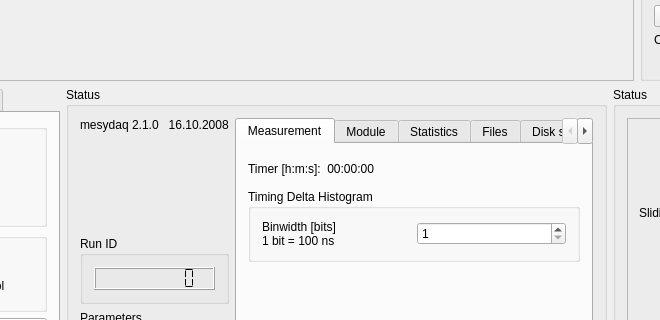
Old version of the form qmesydaq/mainwidget.ui in the repository flueke/qmesydaq; both pictures show x 156 to 816 and y 153 to 473 of the 943 by 656 pixel window.
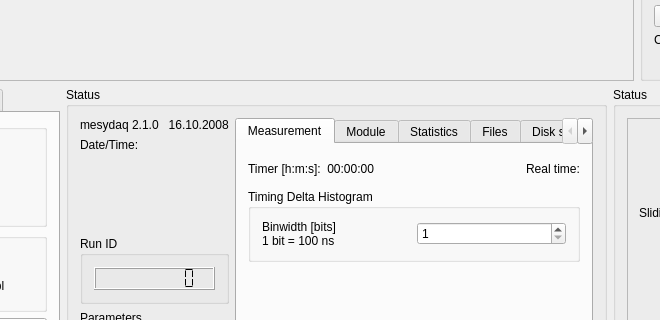
New version of the form. Custom widgets are drawn as their Qt base class.

Diff of the .ui file:
```diff
--- a/qmesydaq/mainwidget.ui
+++ b/qmesydaq/mainwidget.ui
@@ -7,7 +7,7 @@
     <x>0</x>
     <y>0</y>
     <width>943</width>
-    <height>620</height>
+    <height>638</height>
    </rect>
   </property>
   <property name="baseSize">
@@ -564,6 +564,13 @@
             </property>
            </widget>
           </item>
+          <item>
+           <widget class="QLabel" name="dateTimeLabel">
+            <property name="text">
+             <string>Date/Time:</string>
+            </property>
+           </widget>
+          </item>
           <item>
            <spacer name="verticalSpacer_3">
             <property name="orientation">
@@ -860,6 +867,13 @@
               </property>
              </widget>
             </item>
+            <item row="0" column="4">
+             <widget class="QLabel" name="realTimeLabel">
+              <property name="text">
+               <string>Real time:</string>
+              </property>
+             </widget>
+            </item>
            </layout>
           </widget>
           <widget class="QWidget" name="statusModuleTab">
```
